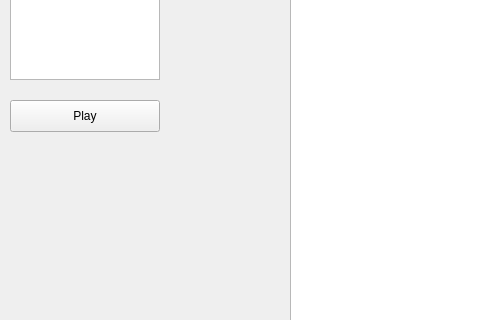
Before: the Qt Designer form tetris.ui in trygvevang/MiniGames, drawn with Qt 5; both pictures show x 0 to 480 and y 190 to 510 of the 600 by 600 pixel window.
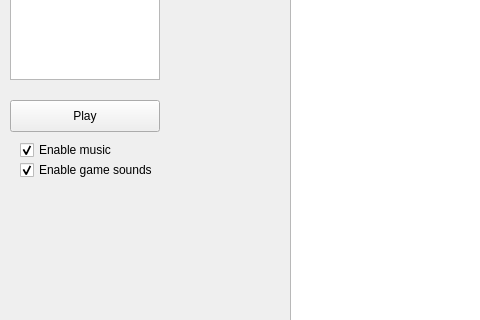
After: the same form once the commit is applied.

Commit message: Background music and checkboxes on wether to play or not

Patch:
```diff
--- a/tetris.ui
+++ b/tetris.ui
@@ -174,6 +174,41 @@
     <string>Play</string>
    </property>
   </widget>
+  <widget class="QCheckBox" name="playGameMusic">
+   <property name="enabled">
+    <bool>true</bool>
+   </property>
+   <property name="geometry">
+    <rect>
+     <x>20</x>
+     <y>330</y>
+     <width>131</width>
+     <height>20</height>
+    </rect>
+   </property>
+   <property name="text">
+    <string>Enable music</string>
+   </property>
+   <property name="checked">
+    <bool>true</bool>
+   </property>
+  </widget>
+  <widget class="QCheckBox" name="playGameSounds">
+   <property name="geometry">
+    <rect>
+     <x>20</x>
+     <y>350</y>
+     <width>151</width>
+     <height>20</height>
+    </rect>
+   </property>
+   <property name="text">
+    <string>Enable game sounds</string>
+   </property>
+   <property name="checked">
+    <bool>true</bool>
+   </property>
+  </widget>
   <zorder>highscoreLabel</zorder>
   <zorder>playButton</zorder>
   <zorder>nextTileBoard</zorder>
```
Left out of the diff: 2 changed lines with no effect on the pictures. The commit also changes 9 other files.
